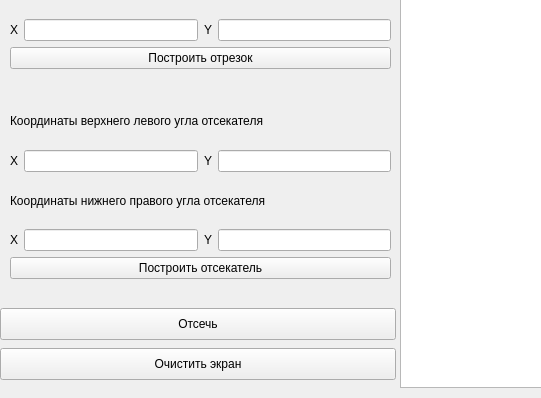
Above: Computer_graphics/lab_07/mainwindow.ui from SerPan23/BMSTU_SEM_4 before the change; both pictures show x 0 to 541 and y 302 to 700 of the 1200 by 700 pixel window. Below: the same form after it.
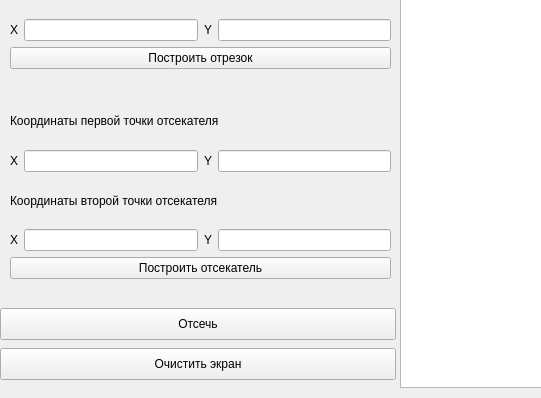
That is the form after the change.

Commit message: upd lab_07 cg

Diff of the .ui file:
```diff
--- a/Computer_graphics/lab_07/mainwindow.ui
+++ b/Computer_graphics/lab_07/mainwindow.ui
@@ -179,7 +179,7 @@
      </layout>
     </widget>
    </widget>
-   <widget class="QWidget" name="">
+   <widget class="QWidget" name="layoutWidget">
     <property name="geometry">
      <rect>
       <x>10</x>
@@ -260,7 +260,7 @@
      </item>
     </layout>
    </widget>
-   <widget class="QWidget" name="">
+   <widget class="QWidget" name="layoutWidget">
     <property name="geometry">
      <rect>
       <x>10</x>
@@ -273,7 +273,7 @@
      <item>
       <widget class="QLabel" name="label_3">
        <property name="text">
-        <string>Координаты верхнего левого угла отсекателя</string>
+        <string>Координаты первой точки отсекателя</string>
        </property>
       </widget>
      </item>
@@ -304,7 +304,7 @@
      <item>
       <widget class="QLabel" name="label_12">
        <property name="text">
-        <string>Координаты нижнего правого угла отсекателя</string>
+        <string>Координаты второй точки отсекателя</string>
        </property>
       </widget>
      </item>
```
The commit also changes 1 other file.
